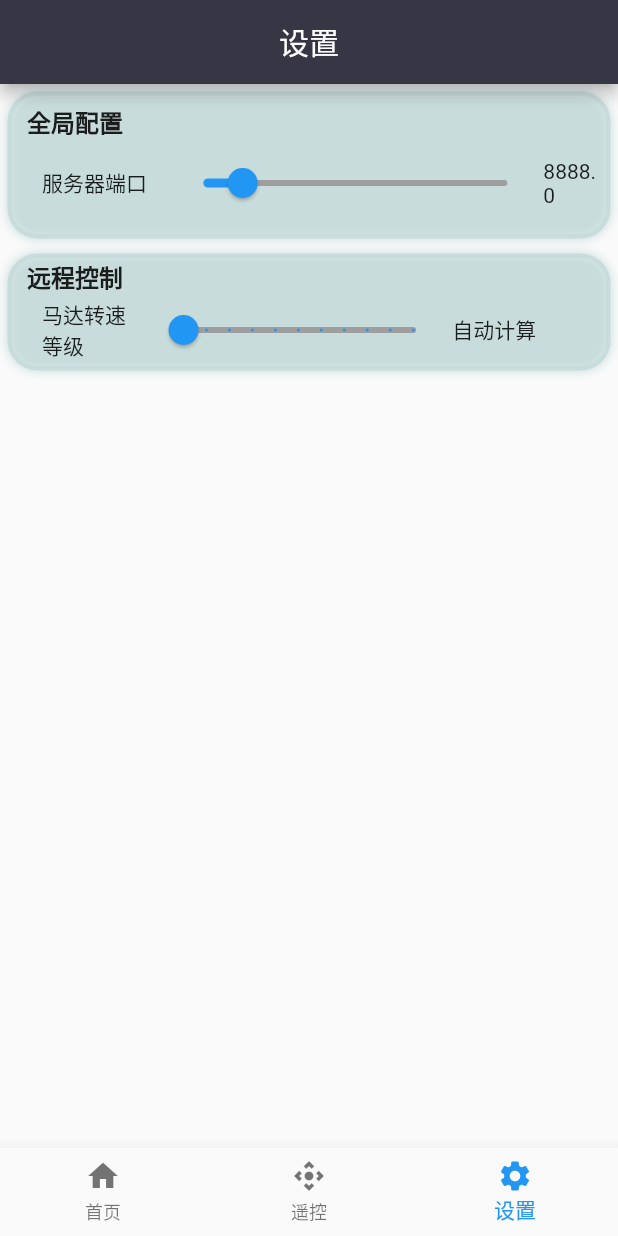
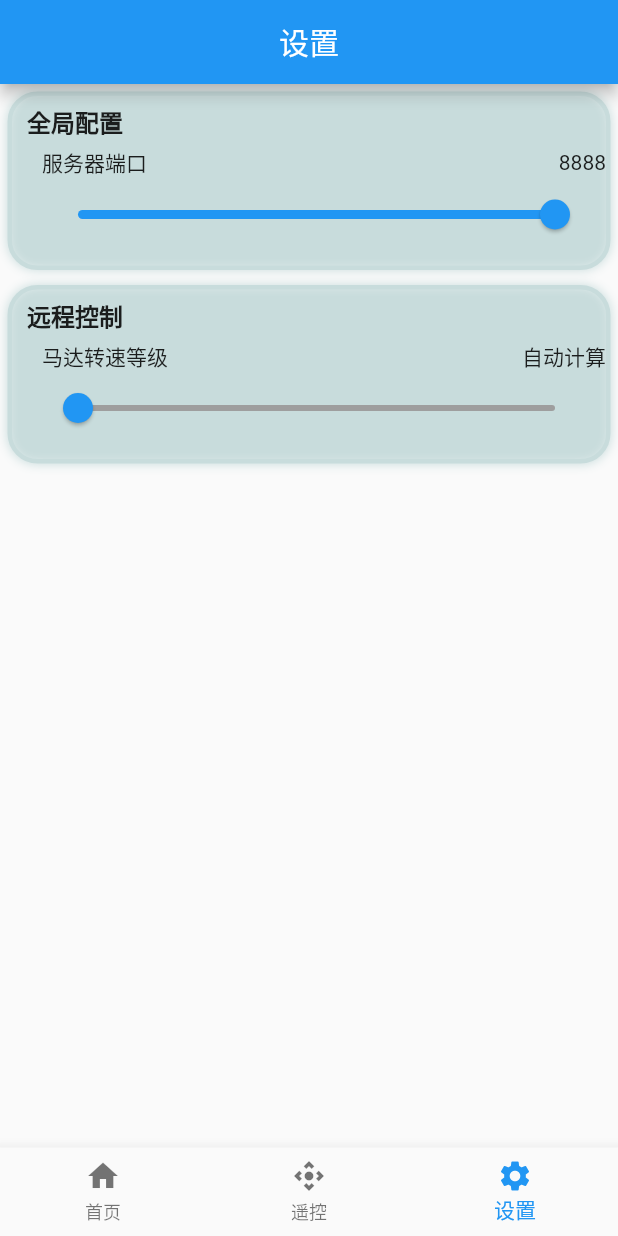
Before and after one commit to weijian2014/smartcar, a Flutter app: the screen it shows after launch, on a phone screen of 412 x 824 dp. Run offline on Flutter 3.47's test engine with Material 2 defaults, Android fonts, the phone set to English and light mode, and no system bars; our stand-ins replace event_bus, sensors_plus.

Commit message:
settings page style ok

```diff
--- a/app/lib/settings_page.dart
+++ b/app/lib/settings_page.dart
@@ -1,5 +1,4 @@
 import 'package:flutter/material.dart';
-import 'package:flutter/services.dart';
 
 class SettingsPageWidget extends StatefulWidget {
   @override
@@ -41,8 +40,14 @@ class SettingsPageWidgetState extends State<SettingsPageWidget> {
         ]);
   }
 
-  String _showRotatingLevel(double value) =>
-      (value == 0) ? "自动计算" : "$value(${value * 200}转每分钟)";
+  String _showRotatingLevel(double value) {
+    int v = value.ceil();
+    if (v == 0) {
+      return "自动计算";
+    } else {
+      return "$v(${v * 200}转每分钟)";
+    }
+  }
 
   @override
   Widget build(BuildContext context) {
@@ -50,7 +55,8 @@ class SettingsPageWidgetState extends State<SettingsPageWidget> {
         appBar: new AppBar(
           title: new Text("设置"),
           centerTitle: true,
-            backgroundColor: Color(0xFF363644)),
+          // backgroundColor: Color(0xFF363644)
+        ),
         body: ListView(
           children: <Widget>[
             Container(
@@ -71,14 +77,22 @@ class SettingsPageWidgetState extends State<SettingsPageWidget> {
                   ),
                   Padding(
                     padding: EdgeInsets.fromLTRB(20.0, 5.0, 0.0, 10),
-                    child: Row(
+                    child: Column(
+                      children: [
+                        Row(
                           children: [
                             Expanded(
-                          flex: 2,
+                              flex: 6,
                               child: Text('服务器端口'),
                             ),
                             Expanded(
-                          flex: 6,
+                              flex: 0,
+                              child: Text('${_tcpPort.round()}'),
+                            ),
+                          ],
+                        ),
+                        Padding(
+                          padding: EdgeInsets.fromLTRB(0.0, 0.0, 10.0, 0.0),
                           child: Slider(
                             value: _tcpPort,
                             onChanged: _tcpPorChanged,
@@ -86,19 +100,14 @@ class SettingsPageWidgetState extends State<SettingsPageWidget> {
                             onChangeEnd: (data) {
                               // todo save to config.json
                             },
-                            min: 1025.0,
-                            max: 65535.0,
-                            divisions: 64510,
+                            min: 8866.0,
+                            max: 8888.0,
                             activeColor: Colors.blue,
                             inactiveColor: Colors.grey,
                             semanticFormatterCallback: (double newValue) {
                               return '${newValue.round()} dollars}';
                             },
                           ),
-                        ),
-                        Expanded(
-                          flex: 1,
-                          child: Text('${_tcpPort}'),
                         ),
                       ],
                     ),
@@ -112,7 +121,7 @@ class SettingsPageWidgetState extends State<SettingsPageWidget> {
               child: Column(
                 children: [
                   Padding(
-                    padding: const EdgeInsets.fromLTRB(10.0, 0.0, 0.0, 0.0),
+                    padding: const EdgeInsets.fromLTRB(10.0, 5.0, 0.0, 0.0),
                     child: Row(
                       mainAxisAlignment: MainAxisAlignment.spaceBetween,
                       children: <Widget>[
@@ -123,15 +132,24 @@ class SettingsPageWidgetState extends State<SettingsPageWidget> {
                     ),
                   ),
                   Padding(
-                    padding: EdgeInsets.fromLTRB(20.0, 0.0, 0.0, 0),
-                    child: Row(
+                    padding: EdgeInsets.fromLTRB(20.0, 5.0, 0.0, 10),
+                    child: Column(
+                      children: [
+                        Row(
                           children: [
                             Expanded(
-                          flex: 2,
+                              flex: 6,
                               child: Text('马达转速等级'),
                             ),
                             Expanded(
-                          flex: 6,
+                              flex: 0,
+                              child:
+                                  Text('${_showRotatingLevel(_rotatingLevel)}'),
+                            ),
+                          ],
+                        ),
+                        Padding(
+                          padding: EdgeInsets.fromLTRB(0.0, 0.0, 10.0, 0.0),
                           child: Slider(
                             value: _rotatingLevel,
                             onChanged: _rotatingLevelChanged,
@@ -141,17 +159,12 @@ class SettingsPageWidgetState extends State<SettingsPageWidget> {
                             },
                             min: 0.0,
                             max: 10.0,
-                            divisions: 10,
                             activeColor: Colors.blue,
                             inactiveColor: Colors.grey,
                             semanticFormatterCallback: (double newValue) {
                               return '${newValue.round()} dollars}';
                             },
                           ),
-                        ),
-                        Expanded(
-                          flex: 3,
-                          child: Text('${_showRotatingLevel(_rotatingLevel)}'),
                         ),
                       ],
                     ),
```
Lines whose indentation alone changed are shown as unchanged.
